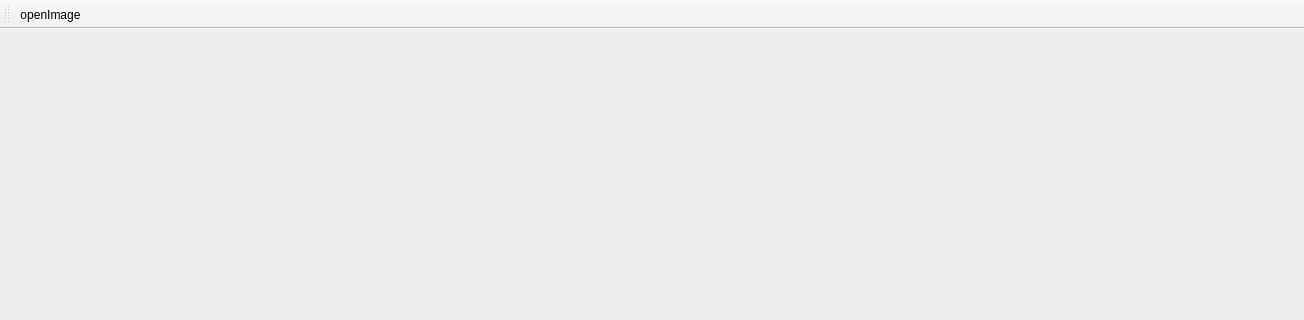
The window that triangletransform.ui (cloudending/TriangleTranform) describes before a commit, drawn with Qt 5; both pictures show x 0 to 1304 and y 0 to 320 of the 1304 by 725 pixel window.
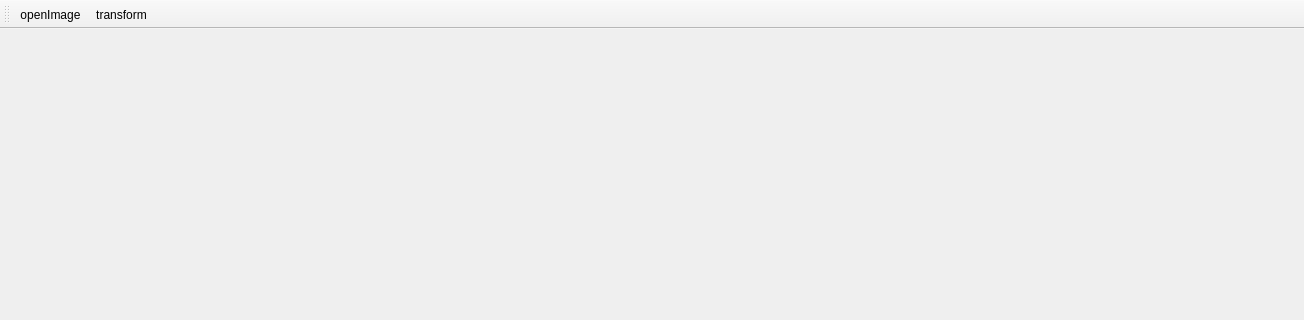
The same window after the commit.

What changed in the file:
```diff
--- a/triangletransform.ui
+++ b/triangletransform.ui
@@ -38,12 +38,18 @@
     <bool>false</bool>
    </attribute>
    <addaction name="actionOpenImage"/>
+   <addaction name="actionTransform"/>
   </widget>
   <action name="actionOpenImage">
    <property name="text">
     <string>openImage</string>
    </property>
   </action>
+  <action name="actionTransform">
+   <property name="text">
+    <string>transform</string>
+   </property>
+  </action>
  </widget>
  <layoutdefault spacing="6" margin="11"/>
  <resources>
```
Left out of the diff: 6 changed lines with no effect on the pictures.
